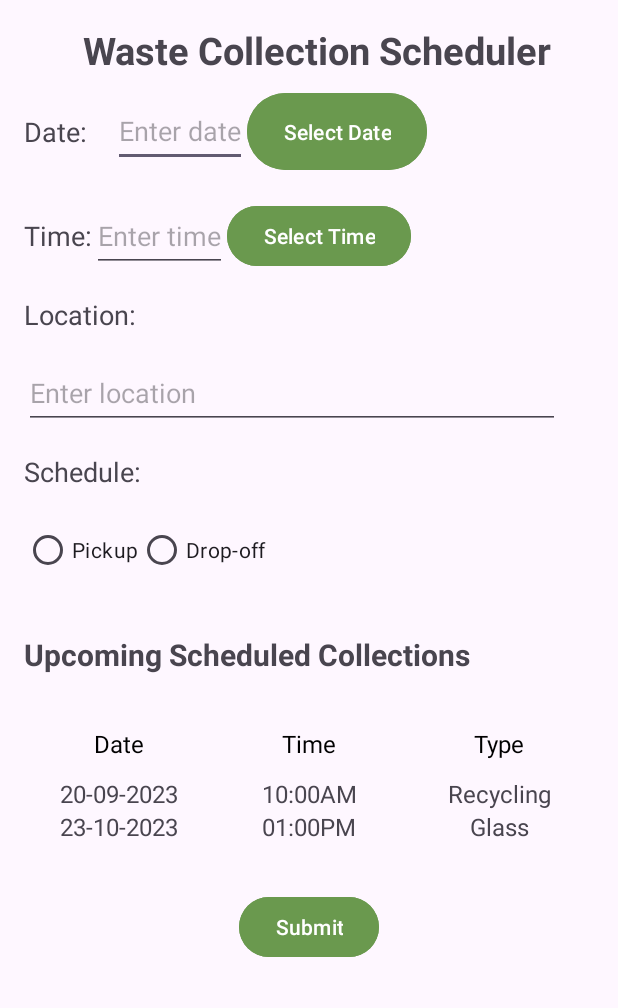
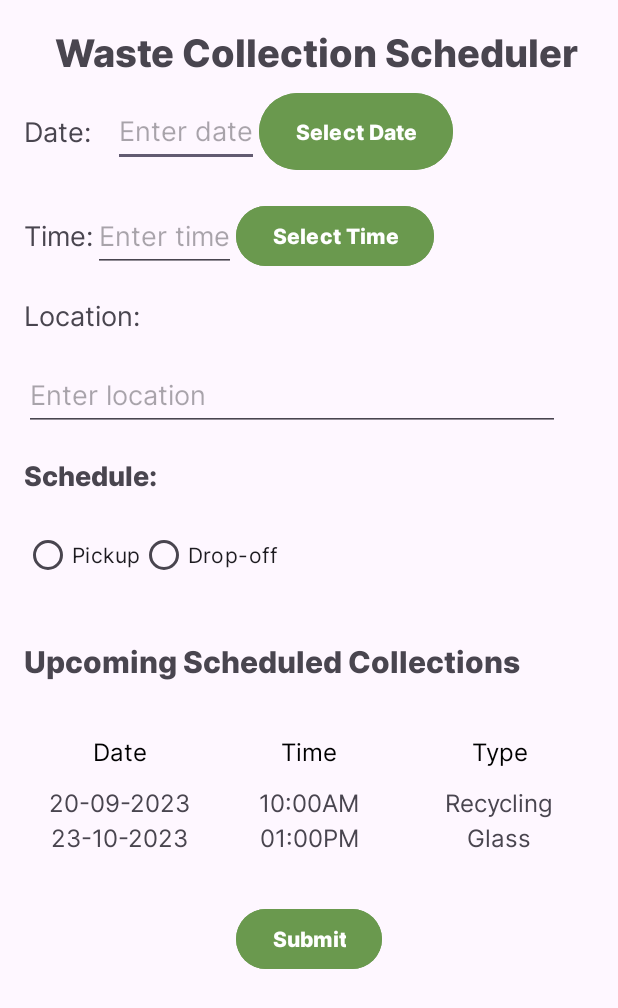
Before and after one commit to ShreyansAmin02/EcoSort, an Android app: the ScheduleActivity screen opened directly, with no data from a screen before it, on a phone screen of 412 x 824 dp. Shown: the top 1008 px of the screen. Run offline under Robolectric (Android 15) with nearby library versions, the phone set to English and light mode, and no system bars.

Commit message:
Updated UX fonts

```diff
--- a/app/src/main/res/layout/activity_search.xml
+++ b/app/src/main/res/layout/activity_search.xml
@@ -27,6 +27,7 @@
             android:layout_width="match_parent"
             android:layout_height="wrap_content"
             android:inputType="textEmailAddress"
+            android:fontFamily="@font/inter_regular"
             android:hint="Search Products"/>
     </com.google.android.material.textfield.TextInputLayout>
 
@@ -123,5 +124,6 @@
         android:layout_below="@id/products_info_3"
         android:layout_centerHorizontal="true"
         android:layout_marginTop="32dp"
+        android:fontFamily="@font/inter_regular"
         android:backgroundTint="#6A994E"/>
 </RelativeLayout>
--- a/app/src/main/res/layout/activity_signup.xml
+++ b/app/src/main/res/layout/activity_signup.xml
@@ -68,6 +68,7 @@
                 android:id="@+id/checkBox"
                 android:layout_width="match_parent"
                 android:layout_height="wrap_content"
+                android:fontFamily="@font/inter_bold"
                 android:text="Admin" />
             <ToggleButton
                 android:id="@+id/showPasswordToggle"
@@ -76,6 +77,7 @@
                 android:layout_alignBottom="@id/passwordEditText"
                 android:layout_alignParentEnd="true"
                 android:textOn="Hide"
+                android:fontFamily="@font/inter_regular"
                 android:textOff="Show Password" />
             <Button
                 android:id="@+id/signupButton"
--- a/app/src/main/res/layout/bin_list.xml
+++ b/app/src/main/res/layout/bin_list.xml
@@ -42,6 +42,7 @@
             android:layout_height="wrap_content"
             android:layout_weight="1"
             android:backgroundTint="#6A994E"
+            android:fontFamily="@font/inter_bold"
             android:text="Search"
             android:layout_margin="5dp">
         </Button>
@@ -52,6 +53,7 @@
             android:layout_weight="1"
             android:backgroundTint="#386641"
             android:text="Schedule"
+            android:fontFamily="@font/inter_bold"
             android:layout_margin="5dp">
         </Button>
     </LinearLayout>
--- a/app/src/main/res/layout/item_bin.xml
+++ b/app/src/main/res/layout/item_bin.xml
@@ -28,6 +28,7 @@
                 android:id="@+id/TextBinLocation"
                 android:layout_width="wrap_content"
                 android:layout_height="wrap_content"
+                android:fontFamily="@font/inter_extra_bold"
                 android:text="Bin Location"
                 android:textSize="18sp"
                 android:textStyle="bold"
@@ -39,6 +40,7 @@
                 android:layout_width="wrap_content"
                 android:layout_height="wrap_content"
                 android:text="Bin Type"
+                android:fontFamily="@font/inter_regular"
                 android:textColor="#3A3A39"
                 android:textSize="14sp"
                 android:layout_marginTop="4dp"/>
--- a/app/src/main/res/layout/schedule_activity.xml
+++ b/app/src/main/res/layout/schedule_activity.xml
@@ -9,6 +9,7 @@
         android:layout_width="384dp"
         android:layout_height="42dp"
         android:text=" Waste Collection Scheduler"
+        android:fontFamily="@font/inter_extra_bold"
         android:textStyle="bold"
         android:textAlignment="center"
         android:textSize="25dp" />
@@ -26,6 +27,7 @@
             android:layout_width="59dp"
             android:layout_height="wrap_content"
             android:text="Date:"
+            android:fontFamily="@font/inter_regular"
             android:textSize="18sp" />
 
         <EditText
@@ -33,6 +35,7 @@
             android:layout_width="wrap_content"
             android:layout_height="wrap_content"
             android:hint="Enter date"
+            android:fontFamily="@font/inter_regular"
             android:minHeight="48dp" />
 
         <Button
@@ -40,7 +43,7 @@
             android:layout_width="wrap_content"
             android:layout_height="59dp"
             android:backgroundTint="#6A994E"
-
+            android:fontFamily="@font/inter_extra_bold"
             android:layout_alignParentRight="true"
             android:text="Select Date" />
     </LinearLayout>
@@ -57,6 +60,7 @@
             android:layout_width="wrap_content"
             android:layout_height="wrap_content"
             android:text="Time:"
+            android:fontFamily="@font/inter_regular"
             android:textSize="18sp" />
 
         <EditText
@@ -64,6 +68,7 @@
             android:layout_width="wrap_content"
             android:layout_height="wrap_content"
             android:hint="Enter time"
+            android:fontFamily="@font/inter_regular"
             android:minHeight="48dp" />
 
         <Button
@@ -71,6 +76,7 @@
             android:layout_width="wrap_content"
             android:layout_height="wrap_content"
             android:backgroundTint="#6A994E"
+            android:fontFamily="@font/inter_extra_bold"
             android:text="Select Time" />
     </LinearLayout>
 
@@ -80,6 +86,7 @@
         android:layout_height="wrap_content"
         android:layout_marginBottom="16dp"
         android:text="Location:"
+        android:fontFamily="@font/inter_regular"
         android:textSize="18sp" />
 
     <!-- Schedule RadioGroup -->
@@ -89,11 +96,13 @@
         android:layout_width="357dp"
         android:layout_height="wrap_content"
         android:hint="Enter location"
+        android:fontFamily="@font/inter_regular"
         android:minHeight="48dp" />
 
     <TextView
         android:layout_width="wrap_content"
         android:layout_height="wrap_content"
+        android:fontFamily="@font/inter_extra_bold"
         android:text="Schedule:"
         android:textSize="18sp"
         android:layout_marginTop="16dp"
@@ -110,18 +119,21 @@
             android:id="@+id/pickupRadioButton"
             android:layout_width="wrap_content"
             android:layout_height="wrap_content"
+            android:fontFamily="@font/inter_regular"
             android:text="Pickup" />
 
         <RadioButton
             android:id="@+id/dropoffRadioButton"
             android:layout_width="wrap_content"
             android:layout_height="wrap_content"
+            android:fontFamily="@font/inter_regular"
             android:text="Drop-off" />
     </RadioGroup>
     <TextView
         android:layout_width="wrap_content"
         android:layout_height="wrap_content"
         android:text="Upcoming Scheduled Collections"
+        android:fontFamily="@font/inter_extra_bold"
         android:textSize="20sp"
         android:textStyle="bold"
         android:layout_marginTop="16dp"
@@ -147,6 +159,7 @@
                 android:gravity="center"
                 android:text="Date"
                 android:textColor="@color/black"
+                android:fontFamily="@font/inter_regular"
                 android:textSize="16sp" />
 
             <TextView
@@ -157,6 +170,7 @@
                 android:gravity="center"
                 android:text="Time"
                 android:textColor="@color/black"
+                android:fontFamily="@font/inter_regular"
                 android:textSize="16sp" />
 
             <TextView
@@ -165,6 +179,7 @@
                 android:layout_weight="1"
                 android:backgroundTint="#6A994E"
                 android:gravity="center"
+                android:fontFamily="@font/inter_regular"
                 android:text="Type"
                 android:textColor="@color/black"
                 android:textSize="16sp" />
@@ -175,6 +190,7 @@
                 android:layout_height="wrap_content"
                 android:layout_weight="1"
                 android:text="20-09-2023"
+                android:fontFamily="@font/inter_regular"
                 android:textSize="16sp"
                 android:gravity="center" />
 
@@ -183,6 +199,7 @@
                 android:layout_height="wrap_content"
                 android:layout_weight="1"
                 android:text="10:00AM"
+                android:fontFamily="@font/inter_regular"
                 android:textSize="16sp"
                 android:gravity="center" />
 
@@ -191,6 +208,7 @@
                 android:layout_height="wrap_content"
                 android:layout_weight="1"
                 android:text="Recycling"
+                android:fontFamily="@font/inter_regular"
                 android:textSize="16sp"
                 android:gravity="center" />
         </TableRow>
@@ -200,6 +218,7 @@
                 android:layout_height="wrap_content"
                 android:layout_weight="1"
                 android:text="23-10-2023"
+                android:fontFamily="@font/inter_regular"
                 android:textSize="16sp"
                 android:gravity="center" />
 
@@ -208,6 +227,7 @@
                 android:layout_height="wrap_content"
                 android:layout_weight="1"
                 android:text="01:00PM"
+                android:fontFamily="@font/inter_regular"
                 android:textSize="16sp"
                 android:gravity="center" />
 
@@ -217,6 +237,7 @@
                 android:layout_weight="1"
                 android:text="Glass"
                 android:textSize="16sp"
+                android:fontFamily="@font/inter_regular"
                 android:gravity="center" />
         </TableRow>
 
@@ -238,5 +259,6 @@
         android:layout_gravity="center_horizontal"
         android:layout_marginTop="16dp"
         android:backgroundTint="#6A994E"
+        android:fontFamily="@font/inter_extra_bold"
         android:text="Submit"/>
 </LinearLayout>
```
Also changed, not shown: app/src/main/res/layout/report_activity.xml (+9 -0 lines).
